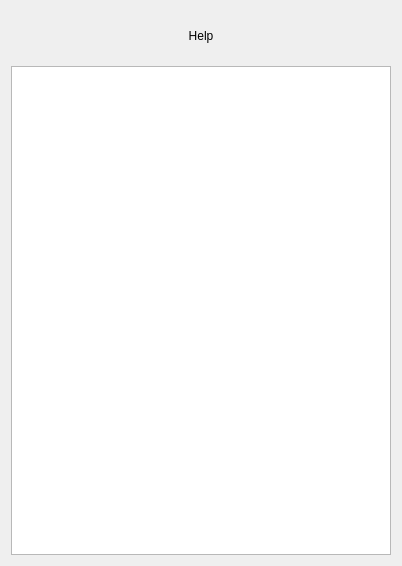
Demonim/Simargl-Study-Project, file main/UI/Universal_Help.ui: the form before one commit.
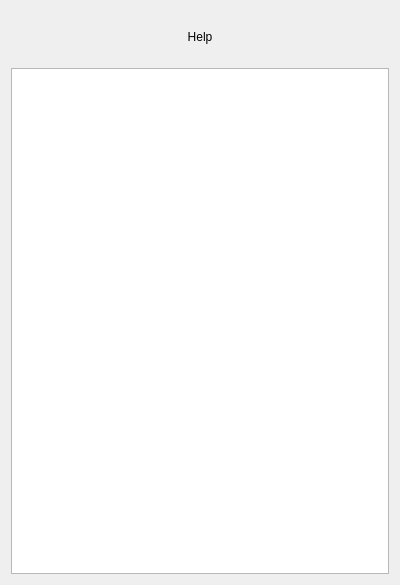
The form after the commit.

The edit to the form file:
```diff
--- a/main/UI/Universal_Help.ui
+++ b/main/UI/Universal_Help.ui
@@ -6,10 +6,22 @@
    <rect>
     <x>0</x>
     <y>0</y>
-    <width>402</width>
-    <height>566</height>
+    <width>400</width>
+    <height>585</height>
    </rect>
   </property>
+  <property name="minimumSize">
+   <size>
+    <width>400</width>
+    <height>585</height>
+   </size>
+  </property>
+  <property name="maximumSize">
+   <size>
+    <width>400</width>
+    <height>585</height>
+   </size>
+  </property>
   <property name="windowTitle">
    <string>Dialog</string>
   </property>
```
Left out of the diff: 2 changed lines with no effect on the pictures.
